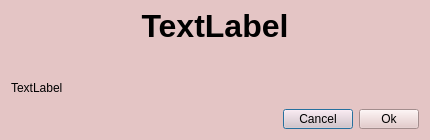
First picture: the form in messages_dialog.ui, repository god-friend/SudokuGame, before the edit.
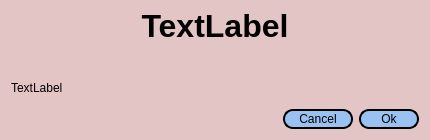
Second picture: the form after the edit.

What changed in the file:
```diff
--- a/messages_dialog.ui
+++ b/messages_dialog.ui
@@ -48,7 +48,19 @@
       </size>
      </property>
      <property name="styleSheet">
-      <string notr="true">color: rgb(0, 0, 0);</string>
+      <string notr="true">QPushButton{
+	color: rgb(0, 0, 0);
+	background-color: rgb(153, 193, 241);
+	border-radius: 10px;
+	border-style: outset;
+	border-width: 2px;
+}
+QPushButton:hover {
+	background-color: rgb(26, 95, 180);
+}
+QPushButton:pressed {
+	background-color: rgb(220, 138, 221);
+}</string>
      </property>
      <property name="text">
       <string>Cancel</string>
@@ -64,7 +76,19 @@
       </size>
      </property>
      <property name="styleSheet">
-      <string notr="true">color: rgb(0, 0, 0);</string>
+      <string notr="true">QPushButton{
+	color: rgb(0, 0, 0);
+	background-color: rgb(153, 193, 241);
+	border-radius: 10px;
+	border-style: outset;
+	border-width: 2px;
+}
+QPushButton:hover {
+	background-color: rgb(26, 95, 180);
+}
+QPushButton:pressed {
+	background-color: rgb(220, 138, 221);
+}</string>
      </property>
      <property name="text">
       <string>Ok</string>
```
